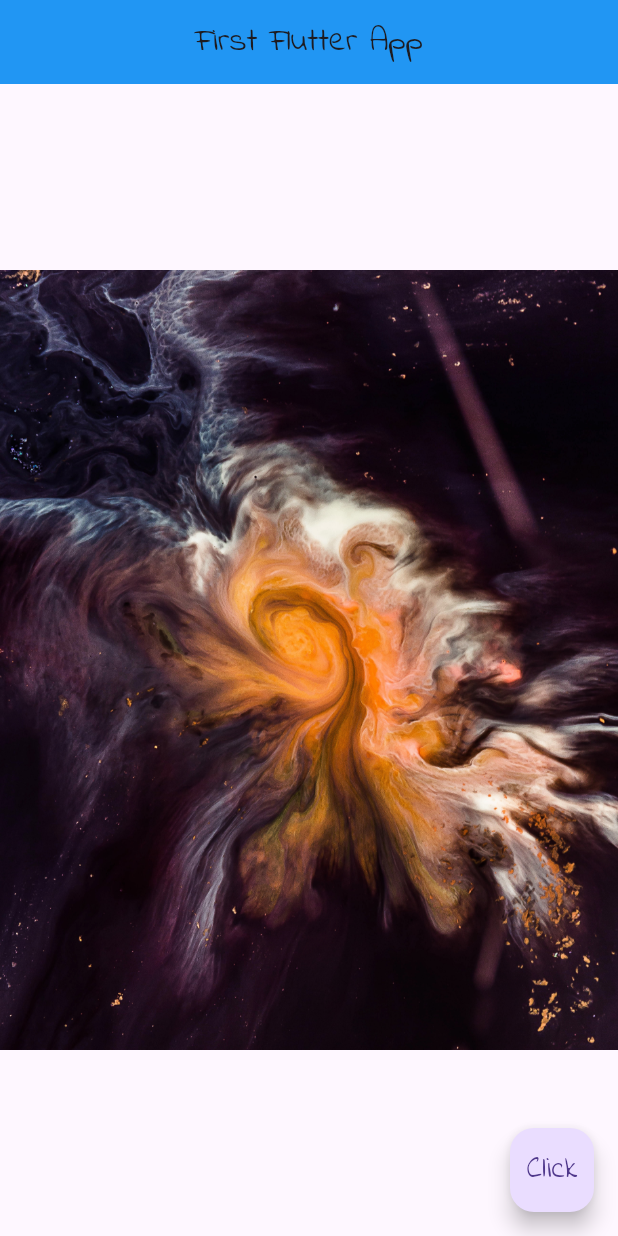
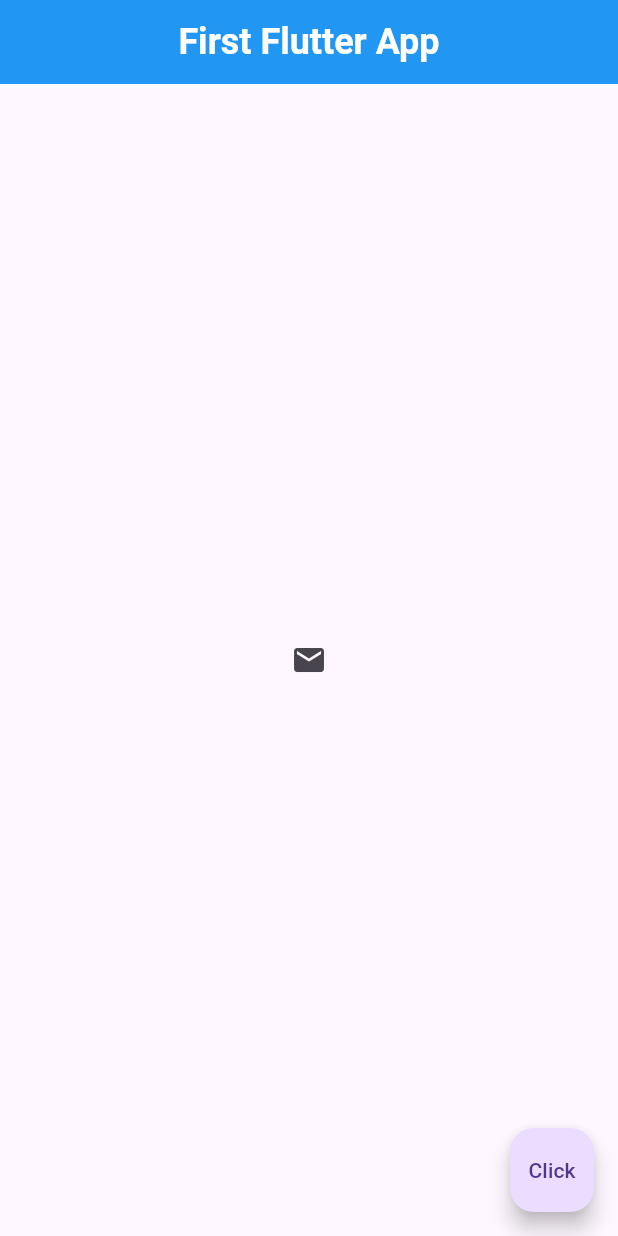
Before and after one commit to AfifJ/flutter_basic, a Flutter app: the screen it shows after launch, on a phone screen of 412 x 824 dp. Run offline on Flutter 3.47's test engine with Material 3 defaults, Android fonts, the phone set to English and light mode, and no system bars.

Commit message:
button and icon

```diff
--- a/lib/main.dart
+++ b/lib/main.dart
@@ -1,7 +1,9 @@
-// import 'dart:ui';
+import 'dart:ui';
 
-// import 'package:flutter/cupertino.dart';
+import 'package:flutter/cupertino.dart';
+import 'package:flutter/foundation.dart';
 import 'package:flutter/material.dart';
+import 'package:flutter/widgets.dart';
 
 void main() => runApp(const MaterialApp(home: Home()));
 
@@ -13,29 +15,44 @@ class Home extends StatelessWidget {
     return Scaffold(
       appBar: AppBar(
         backgroundColor: Colors.blue,
-        title: const Text("First Flutter App",
-        style: TextStyle(
-          fontFamily: "IndieFlower"
-        ),),
+        title: const Text(
+          "First Flutter App",
+          style: TextStyle(
+            fontSize: 24.0,
+            color: Colors.white,
+            fontWeight: FontWeight.bold,
+          ),
+        ),
         centerTitle: true,
       ),
       body: Center(
-          child: Image.asset("assets/space-2.jpg")
-          // Text(
-          //   "Hallo semua",
-          //   style: TextStyle(
-          //       fontSize: 20,
-          //       fontWeight: FontWeight.bold,
-          //       color: Colors.red[800]),
+          // lesson 9 - button and icons
+          child: IconButton(onPressed: () {}, icon: const Icon(Icons.mail))
+
+          // ElevatedButton.icon(
+          //     onPressed: () {},
+          //     icon: const Icon(Icons.mail),
+          //     label: const Text("test"))
+
+          // TextButton(
+          //   onPressed: () {
+          //     print("test");
+          //   },
+          //   style: TextButton.styleFrom(
+          //     backgroundColor: Colors.red[100],
+          //   ),
+          //   child: const Text("test"),
+          // )
+
+          // Icon(
+          //   Icons.add_circle,
+          //   color: Colors.lightBlue,
+          //   size: 100.0,
           // ),
           ),
       floatingActionButton: FloatingActionButton(
         child: const Text(
           "Click",
-          style: TextStyle(
-            fontFamily: "IndieFlower",
-            fontSize: 20,
-          ),
         ),
         onPressed: () {},
       ),
```
